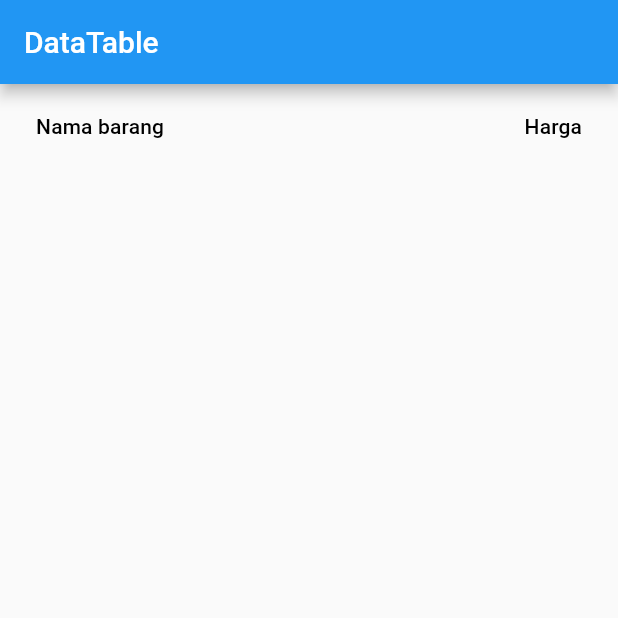
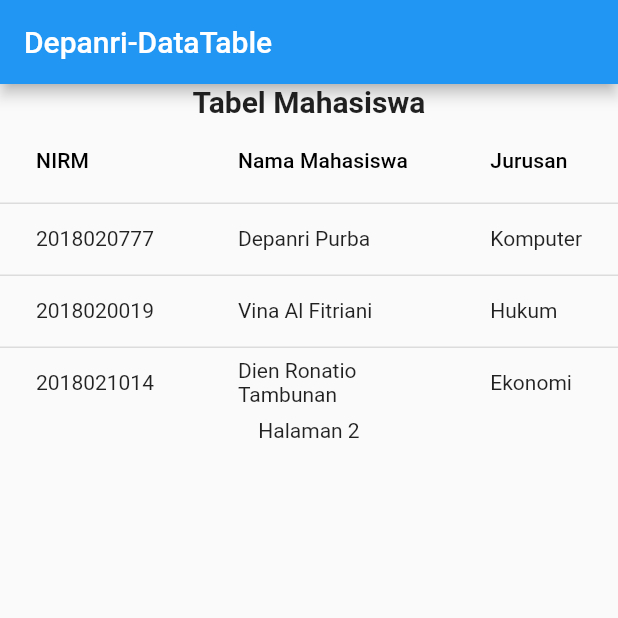
Before and after one commit to depanripurba/tugasmobile, a Flutter app: the screen it shows after launch, on a phone screen of 412 x 824 dp, the top half of it. Run offline on Flutter 3.47's test engine with Material 2 defaults, Android fonts, the phone set to English and light mode, and no system bars.

Commit message:
sudah berhasil membuat tutorial bagian 1

```diff
--- a/lib/main.dart
+++ b/lib/main.dart
@@ -14,24 +14,37 @@ class MyApp extends StatelessWidget {
   @override
   Widget build(BuildContext context) {
     return new Scaffold(
-        appBar: new AppBar(title: new Text("DataTable")),
+        appBar: new AppBar(title: new Text("Depanri-DataTable")),
         body: new Column(
           children: <Widget>[
-         new DataTable(
-           columns: [
-            DataColumn(
-              label: new Text("Nama barang"),
-              numeric: false
+            new Center(
+              child: new Text("Tabel Mahasiswa", style: new TextStyle(fontSize: 20, fontWeight: FontWeight.bold),),
             ),
-            DataColumn(
-              label: new Text("Harga"),
-              numeric: true
-            )
-           ],
-           rows: [],
-         )
-        ]
-        )
-        );
+          new DataTable(
+            columns: [
+              DataColumn(label: Text('NIRM')),
+              DataColumn(label: Text('Nama Mahasiswa')),
+              DataColumn(label: Text('Jurusan')),
+            ],
+            rows: [
+              DataRow(cells: [
+                DataCell(Text('2018020777')),
+                DataCell(Text('Depanri Purba')),
+                DataCell(Text('Komputer')),
+              ]),
+               DataRow(cells: [
+              DataCell(Text('2018020019')),
+              DataCell(Text('Vina Al Fitriani')),
+              DataCell(Text('Hukum')),
+            ]),
+            DataRow(cells: [
+              DataCell(Text('2018021014')),
+              DataCell(Text('Dien Ronatio Tambunan')),
+              DataCell(Text('Ekonomi')),
+            ]),
+            ],
+          ),
+          new Center(child: new Text("Halaman 2"),)
+        ]));
   }
 }
```
